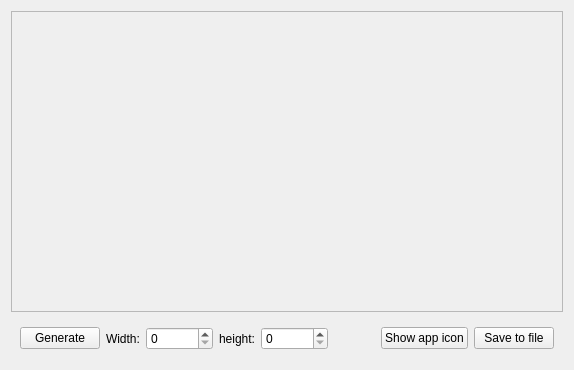
Before: the Qt Designer form Iconwindow.ui in mikewii/PSY, drawn with Qt 5.
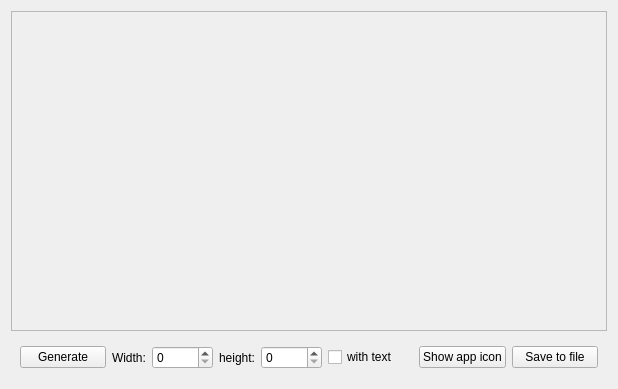
After: the same form once the commit is applied.

```diff
--- a/Iconwindow.ui
+++ b/Iconwindow.ui
@@ -6,8 +6,8 @@
    <rect>
     <x>0</x>
     <y>0</y>
-    <width>574</width>
-    <height>370</height>
+    <width>618</width>
+    <height>389</height>
    </rect>
   </property>
   <property name="windowTitle">
@@ -24,8 +24,8 @@
        <rect>
         <x>0</x>
         <y>0</y>
-        <width>554</width>
-        <height>299</height>
+        <width>598</width>
+        <height>318</height>
        </rect>
       </property>
       <layout class="QVBoxLayout" name="verticalLayout">
@@ -74,7 +74,7 @@
            </sizepolicy>
           </property>
           <property name="maximum">
-           <number>1000000</number>
+           <number>10000</number>
           </property>
          </widget>
         </item>
@@ -92,24 +92,18 @@
         <item>
          <widget class="QSpinBox" name="spin_height">
           <property name="maximum">
-           <number>1000000</number>
+           <number>10000</number>
           </property>
          </widget>
         </item>
        </layout>
       </item>
       <item>
-       <spacer name="horizontalSpacer">
-        <property name="orientation">
-         <enum>Qt::Horizontal</enum>
+       <widget class="QCheckBox" name="check_text">
+        <property name="text">
+         <string>with text</string>
         </property>
-        <property name="sizeHint" stdset="0">
-         <size>
-          <width>218</width>
-          <height>20</height>
-         </size>
-        </property>
-       </spacer>
+       </widget>
       </item>
       <item>
        <widget class="QPushButton" name="btn_appIcon">
```
